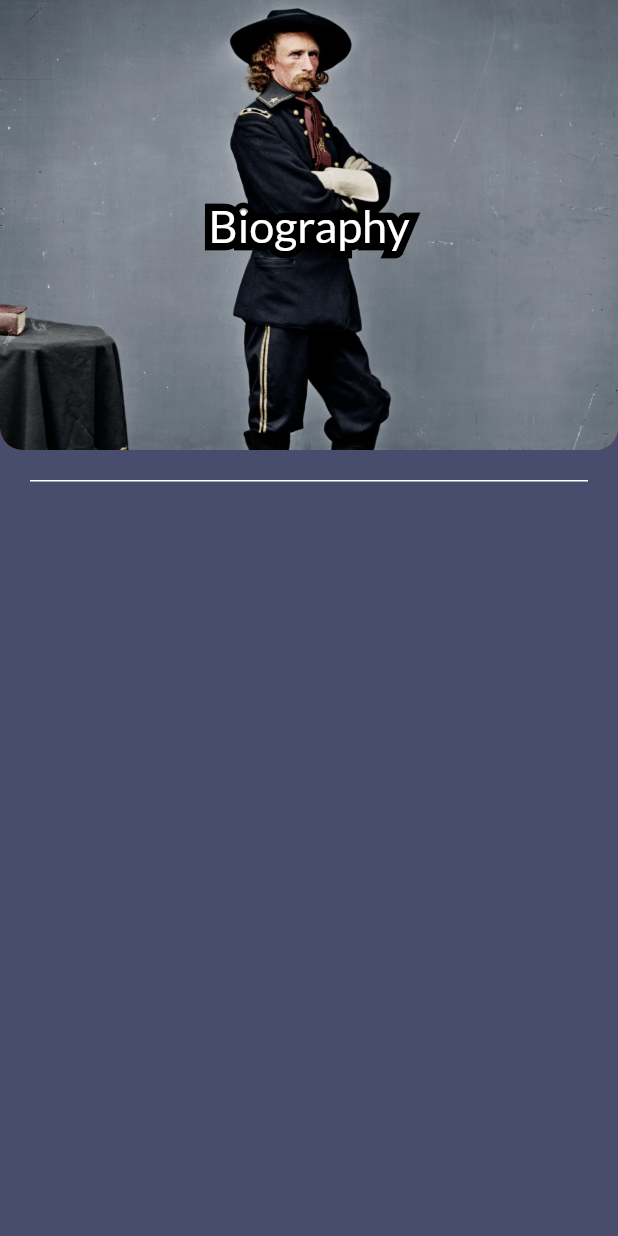
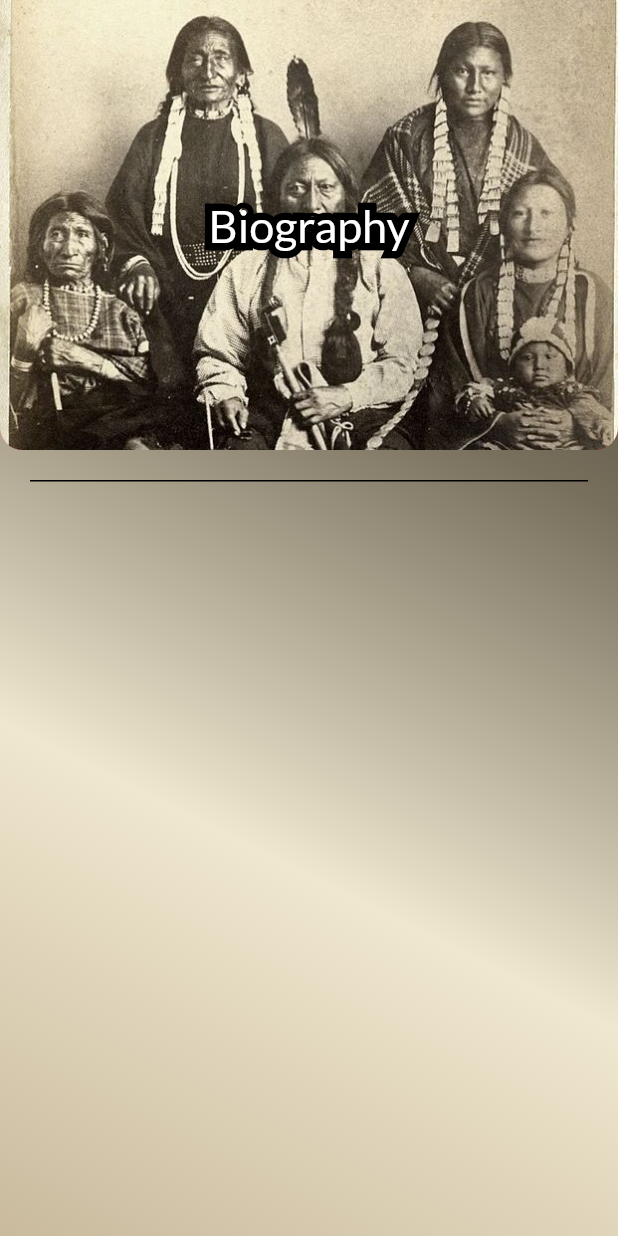
Before and after one commit to KeemoKimo/library_app, a Flutter app: the BiographyPage screen opened directly, on a phone screen of 412 x 824 dp. Run offline on Flutter 3.47's test engine with Material 2 defaults, Android fonts, the phone set to English and light mode, and no system bars; our stand-ins replace animated_text_kit, cloud_firestore, country_picker, file_picker, firebase_auth, firebase_core and 3 more; accounts and stored records are empty.

Commit message:
Revamped the rest of the category page
Revamped pages include :

- Biography page
- Comic page
- Sci fi page
- Design Page

```diff
--- a/lib/categoryPages/biography.dart
+++ b/lib/categoryPages/biography.dart
@@ -141,17 +141,29 @@ class _BiographyPageState extends State<BiographyPage> {
       shape: RoundedRectangleBorder(
         borderRadius: BorderRadius.circular(10.0),
       ),
-      elevation: 5,
+      elevation: 10,
       margin: EdgeInsets.all(10),
     );
   }
 
   @override
   Widget build(BuildContext context) {
-    return Scaffold(
-      backgroundColor: Color(0xFF484D6D),
+    return Container(
+      decoration: BoxDecoration(
+        gradient: LinearGradient(
+          begin: Alignment.topRight,
+          end: Alignment.bottomLeft,
+          colors: [
+            Color(0xFF2A1F14),
+            Color(0xFF78705D),
+            Color(0xFFEFE7CF),
+            Color(0xFFC9BA9D),
+          ],
+        ),
+      ),
+      child: Scaffold(
+        backgroundColor: Colors.transparent,
         body: Container(
-        color: Color(0xFF484D6D),
           child: SingleChildScrollView(
             scrollDirection: Axis.vertical,
             child: Column(
@@ -186,7 +198,8 @@ class _BiographyPageState extends State<BiographyPage> {
                               bottomRight: Radius.circular(15),
                             ),
                             image: DecorationImage(
-                              image: AssetImage('assets/images/biography.jpg'),
+                                image:
+                                    AssetImage('assets/images/sittingBull.jpg'),
                                 fit: BoxFit.cover),
                           ),
                           child: Center(
@@ -213,18 +226,11 @@ class _BiographyPageState extends State<BiographyPage> {
                             ),
                           ),
                         ),
-                      customDivider(Colors.white),
-                      Container(
-                        decoration: BoxDecoration(
-                          color: Color(0xFF484D6D),
-                          borderRadius: BorderRadius.only(
-                            topLeft: Radius.circular(15),
-                            topRight: Radius.circular(15),
-                          ),
-                        ),
-                        child: Column(
+                        customDivider(Colors.black),
+                        Column(
                           children: [
                             ListView.builder(
+                              padding: EdgeInsets.zero,
                               shrinkWrap: true,
                               scrollDirection: Axis.vertical,
                               physics: NeverScrollableScrollPhysics(),
@@ -288,12 +294,11 @@ class _BiographyPageState extends State<BiographyPage> {
                                             bookAuthor),
                                       )
                                     : SizedBox(
-                                        height: 10,
+                                        height: 0,
                                       );
                               },
                             ),
                           ],
-                        ),
                         ),
                       ],
                     );
@@ -303,6 +308,7 @@ class _BiographyPageState extends State<BiographyPage> {
             ),
           ),
         ),
+      ),
     );
   }
 }
--- a/pubspec.yaml
+++ b/pubspec.yaml
@@ -30,8 +30,6 @@ dev_dependencies:
 flutter:
   uses-material-design: true
   assets:
-    - assets/images/biography.jpg
-    - assets/images/comic.jpg
     - assets/images/design.jpg
     - assets/images/plato_philosopher.jpg
     - assets/images/sci_fi.jpg
```
Also changed, not shown: lib/categoryPages/comic.dart (+21 -16 lines), lib/categoryPages/design.dart (+20 -15 lines), lib/categoryPages/sci_fi.dart (+20 -15 lines), assets/images/biography.jpg (deleted), assets/images/comic.jpg (deleted). Lines whose indentation alone changed are shown as unchanged.
